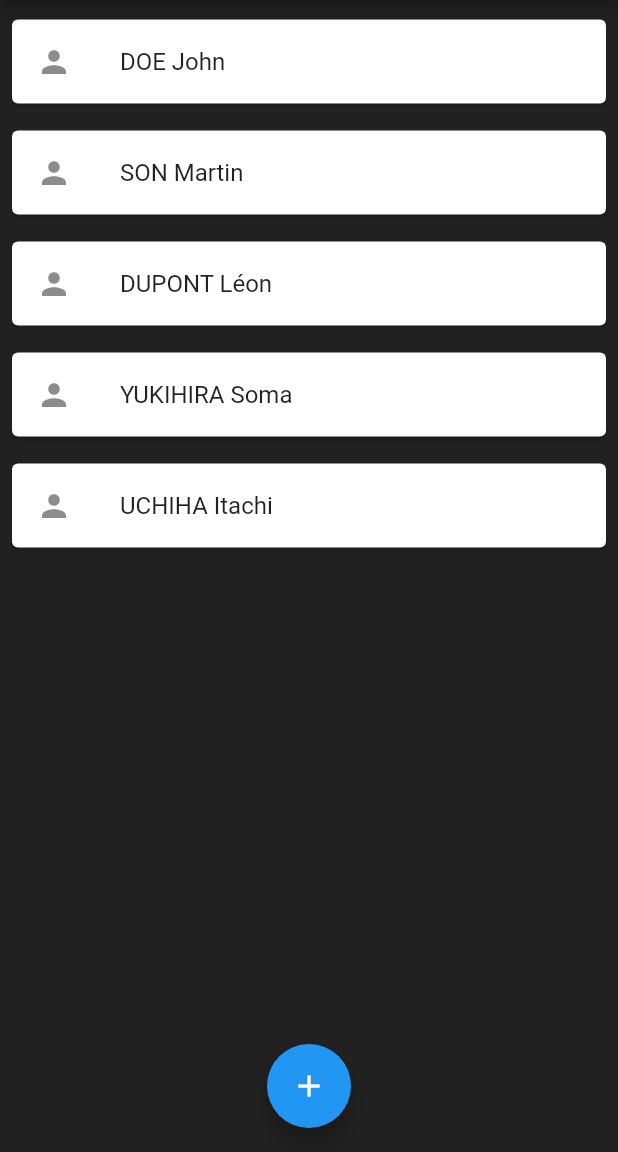
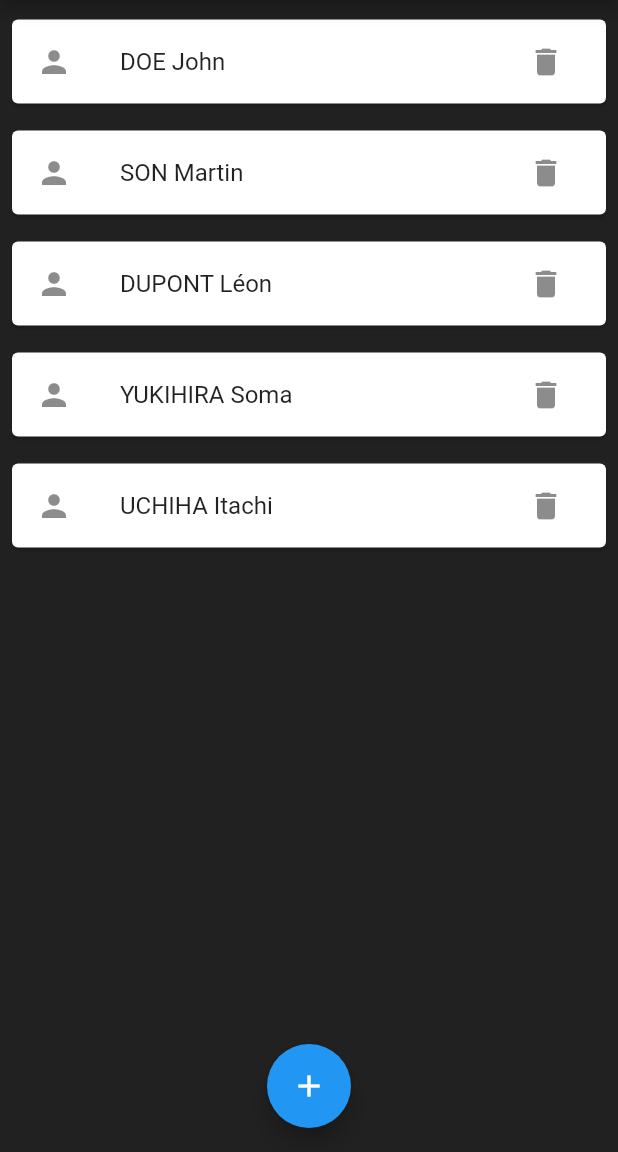
Before and after one commit to GiovanniAffogbolo/flutter_entreprise_app, a Flutter app: the screen it shows after launch, on a phone screen of 412 x 824 dp, the part 84-1236 px from its top. Run offline on Flutter 3.47's test engine with Material 2 defaults, Android fonts, the phone set to English and light mode, and no system bars; our stand-ins replace splashscreen.

Commit message:
^possibility to delete a colleague from list

```diff
--- a/lib/features/entreprise_app/presentation/widgets/colleagues_list_widget.dart
+++ b/lib/features/entreprise_app/presentation/widgets/colleagues_list_widget.dart
@@ -60,15 +60,29 @@ class _ColleaguesListState extends State<ColleaguesList> {
               Padding(
                 padding:
                     const EdgeInsets.symmetric(vertical: 1.0, horizontal: 4.0),
+                child: Row(
+                  children: <Widget>[
+                    Expanded(
                       child: Card(
                         child: ListTile(
                             onTap: () {
                               setColleague(index);
                             },
-                    title: Text(
-                        colleagues[index].nom + ' ' + colleagues[index].prenom),
+                            title: Text(colleagues[index].nom +
+                                ' ' +
+                                colleagues[index].prenom),
                             leading: Icon(Icons.person),
+                            trailing: IconButton(
+                                icon: Icon(Icons.delete),
+                                onPressed: () {
+                                  setState(() {
+                                    // Remove the colleague when delete icon clicked
+                                    colleagues.removeAt(index);
+                                  });
+                                })),
                       ),
+                    ),
+                  ],
                 ),
               ),
             ],
```
Lines whose indentation alone changed are shown as unchanged.
